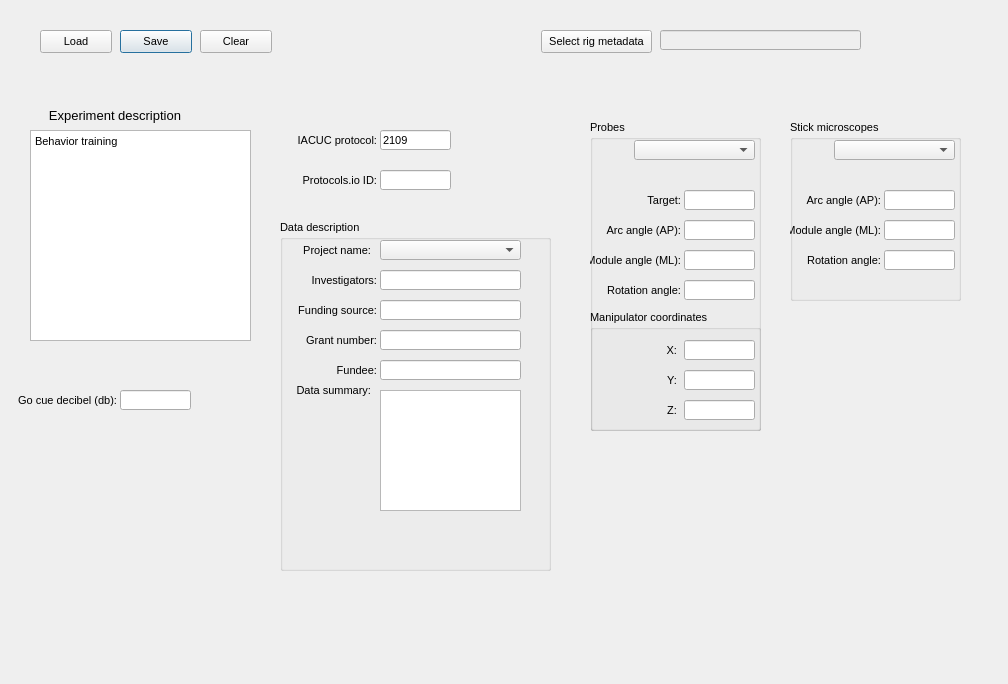
Before: the Qt Designer form src/foraging_gui/MetaData.ui in AllenNeuralDynamics/dynamic-foraging-task, drawn with Qt 5.
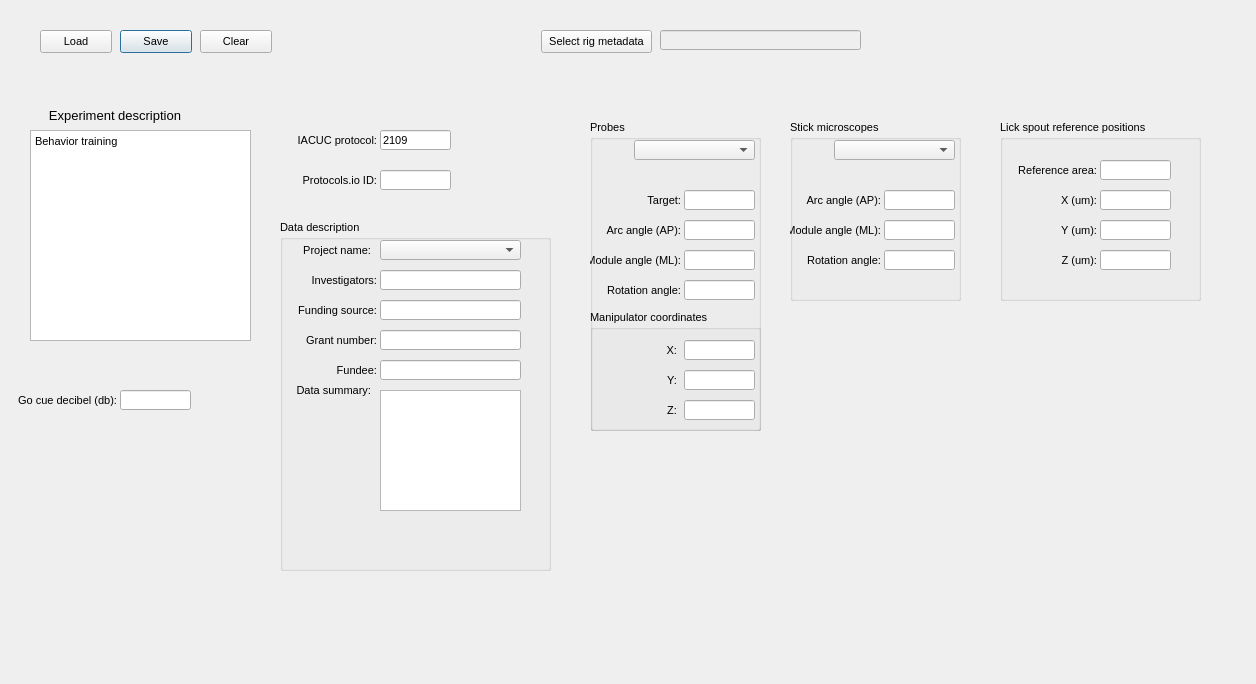
After: the same form once the commit is applied.

Commit message: adding lick spout reference

```diff
--- a/src/foraging_gui/MetaData.ui
+++ b/src/foraging_gui/MetaData.ui
@@ -6,7 +6,7 @@
    <rect>
     <x>0</x>
     <y>0</y>
-    <width>1008</width>
+    <width>1256</width>
     <height>684</height>
    </rect>
   </property>
@@ -1188,6 +1188,195 @@
     <string/>
    </property>
   </widget>
+  <widget class="QGroupBox" name="groupBox">
+   <property name="geometry">
+    <rect>
+     <x>1000</x>
+     <y>120</y>
+     <width>201</width>
+     <height>181</height>
+    </rect>
+   </property>
+   <property name="title">
+    <string>Lick spout reference positions</string>
+   </property>
+   <widget class="QLabel" name="label_94">
+    <property name="geometry">
+     <rect>
+      <x>6</x>
+      <y>100</y>
+      <width>91</width>
+      <height>20</height>
+     </rect>
+    </property>
+    <property name="sizePolicy">
+     <sizepolicy hsizetype="Expanding" vsizetype="Expanding">
+      <horstretch>0</horstretch>
+      <verstretch>0</verstretch>
+     </sizepolicy>
+    </property>
+    <property name="text">
+     <string>Y (um):</string>
+    </property>
+    <property name="textFormat">
+     <enum>Qt::AutoText</enum>
+    </property>
+    <property name="alignment">
+     <set>Qt::AlignRight|Qt::AlignTrailing|Qt::AlignVCenter</set>
+    </property>
+   </widget>
+   <widget class="QLineEdit" name="LickSpoutReferenceZ">
+    <property name="geometry">
+     <rect>
+      <x>100</x>
+      <y>130</y>
+      <width>71</width>
+      <height>20</height>
+     </rect>
+    </property>
+    <property name="sizePolicy">
+     <sizepolicy hsizetype="Expanding" vsizetype="Expanding">
+      <horstretch>0</horstretch>
+      <verstretch>0</verstretch>
+     </sizepolicy>
+    </property>
+    <property name="text">
+     <string/>
+    </property>
+   </widget>
+   <widget class="QLabel" name="label_92">
+    <property name="geometry">
+     <rect>
+      <x>6</x>
+      <y>70</y>
+      <width>91</width>
+      <height>20</height>
+     </rect>
+    </property>
+    <property name="sizePolicy">
+     <sizepolicy hsizetype="Expanding" vsizetype="Expanding">
+      <horstretch>0</horstretch>
+      <verstretch>0</verstretch>
+     </sizepolicy>
+    </property>
+    <property name="text">
+     <string>X (um):</string>
+    </property>
+    <property name="textFormat">
+     <enum>Qt::AutoText</enum>
+    </property>
+    <property name="alignment">
+     <set>Qt::AlignRight|Qt::AlignTrailing|Qt::AlignVCenter</set>
+    </property>
+   </widget>
+   <widget class="QLineEdit" name="LickSpoutReferenceY">
+    <property name="geometry">
+     <rect>
+      <x>100</x>
+      <y>100</y>
+      <width>71</width>
+      <height>20</height>
+     </rect>
+    </property>
+    <property name="sizePolicy">
+     <sizepolicy hsizetype="Expanding" vsizetype="Expanding">
+      <horstretch>0</horstretch>
+      <verstretch>0</verstretch>
+     </sizepolicy>
+    </property>
+    <property name="text">
+     <string/>
+    </property>
+   </widget>
+   <widget class="QLineEdit" name="LickSpoutReferenceX">
+    <property name="geometry">
+     <rect>
+      <x>100</x>
+      <y>70</y>
+      <width>71</width>
+      <height>20</height>
+     </rect>
+    </property>
+    <property name="sizePolicy">
+     <sizepolicy hsizetype="Expanding" vsizetype="Expanding">
+      <horstretch>0</horstretch>
+      <verstretch>0</verstretch>
+     </sizepolicy>
+    </property>
+    <property name="text">
+     <string/>
+    </property>
+   </widget>
+   <widget class="QLabel" name="label_93">
+    <property name="geometry">
+     <rect>
+      <x>6</x>
+      <y>130</y>
+      <width>91</width>
+      <height>20</height>
+     </rect>
+    </property>
+    <property name="sizePolicy">
+     <sizepolicy hsizetype="Expanding" vsizetype="Expanding">
+      <horstretch>0</horstretch>
+      <verstretch>0</verstretch>
+     </sizepolicy>
+    </property>
+    <property name="text">
+     <string>Z (um):</string>
+    </property>
+    <property name="textFormat">
+     <enum>Qt::AutoText</enum>
+    </property>
+    <property name="alignment">
+     <set>Qt::AlignRight|Qt::AlignTrailing|Qt::AlignVCenter</set>
+    </property>
+   </widget>
+   <widget class="QLineEdit" name="LickSpoutReferenceArea">
+    <property name="geometry">
+     <rect>
+      <x>100</x>
+      <y>40</y>
+      <width>71</width>
+      <height>20</height>
+     </rect>
+    </property>
+    <property name="sizePolicy">
+     <sizepolicy hsizetype="Expanding" vsizetype="Expanding">
+      <horstretch>0</horstretch>
+      <verstretch>0</verstretch>
+     </sizepolicy>
+    </property>
+    <property name="text">
+     <string/>
+    </property>
+   </widget>
+   <widget class="QLabel" name="label_95">
+    <property name="geometry">
+     <rect>
+      <x>-14</x>
+      <y>40</y>
+      <width>111</width>
+      <height>20</height>
+     </rect>
+    </property>
+    <property name="sizePolicy">
+     <sizepolicy hsizetype="Expanding" vsizetype="Expanding">
+      <horstretch>0</horstretch>
+      <verstretch>0</verstretch>
+     </sizepolicy>
+    </property>
+    <property name="text">
+     <string>Reference area:</string>
+    </property>
+    <property name="textFormat">
+     <enum>Qt::AutoText</enum>
+    </property>
+    <property name="alignment">
+     <set>Qt::AlignRight|Qt::AlignTrailing|Qt::AlignVCenter</set>
+    </property>
+   </widget>
+  </widget>
   <zorder>Probes</zorder>
   <zorder>ExperimentDescription</zorder>
   <zorder>label_3</zorder>
```
Left out of the diff: 1 changed line with no effect on the pictures.
